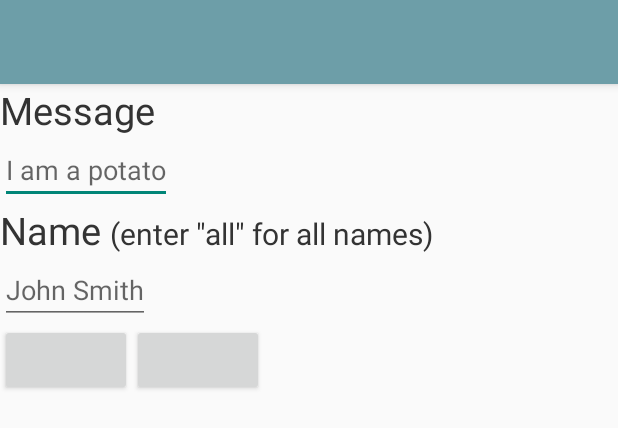
After one commit to lawrenceztang/Popula, an Android app: the layout texts_from.xml on its own in the app's theme, with its tools: preview values and no code run, on a phone screen of 412 x 824 dp. The commit adds this screen. Shown: the top 428 px of the screen. Run offline under Robolectric (Android 15) with nearby library versions, the phone set to English and light mode, and no system bars.

Commit message:
improved interface, custom messages

```diff
--- a/app/build.gradle
+++ b/app/build.gradle
@@ -1,12 +1,12 @@
 apply plugin: 'com.android.application'
 
 android {
-    compileSdkVersion 25
+    compileSdkVersion 26
     buildToolsVersion "26.0.1"
     defaultConfig {
         applicationId "com.example.lawrence.popula"
         minSdkVersion 21
-        targetSdkVersion 25
+        targetSdkVersion 26
         versionCode 1
         versionName "1.0"
         testInstrumentationRunner "android.support.test.runner.AndroidJUnitRunner"
--- /dev/null
+++ b/app/src/main/res/layout/texts_from.xml
@@ -0,0 +1,52 @@
+<?xml version="1.0" encoding="utf-8"?>
+
+<LinearLayout xmlns:android="http://schemas.android.com/apk/res/android"
+    android:orientation="vertical" android:layout_width="match_parent"
+    android:layout_height="match_parent"
+    android:id="@+id/messagesList">
+
+<TextView
+    android:layout_width="wrap_content"
+    android:layout_height="wrap_content"
+    android:text="Message"
+    android:textSize="25dp"/>
+
+    <EditText
+        android:layout_width="wrap_content"
+        android:layout_height="wrap_content"
+        android:hint="I am a potato"/>
+
+    <LinearLayout
+        android:layout_width="wrap_content"
+        android:layout_height="wrap_content"
+        android:orientation="horizontal">
+
+    <TextView
+        android:layout_width="wrap_content"
+        android:layout_height="wrap_content"
+        android:text="Name "
+        android:textSize="25dp" />
+
+        <TextView
+            android:layout_width="wrap_content"
+            android:layout_height="wrap_content"
+            android:text="(enter &quot;all&quot; for all names)"
+            android:textSize="20dp"/>
+    </LinearLayout>
+
+    <EditText
+        android:layout_width="wrap_content"
+        android:layout_height="wrap_content"
+       android:hint="John Smith" />
+
+    <LinearLayout
+        android:layout_width="wrap_content"
+        android:layout_height="wrap_content">
+    <Button
+        android:layout_width="wrap_content"
+        android:layout_height="wrap_content" />
+    <Button
+        android:layout_width="wrap_content"
+        android:layout_height="wrap_content" />
+    </LinearLayout>
+</LinearLayout>
--- /dev/null
+++ b/app/src/main/res/layout/texts_from_input.xml
@@ -0,0 +1,6 @@
+<?xml version="1.0" encoding="utf-8"?>
+<LinearLayout xmlns:android="http://schemas.android.com/apk/res/android"
+    android:orientation="vertical" android:layout_width="match_parent"
+    android:layout_height="match_parent">
+
+</LinearLayout>
--- a/app/src/main/res/values/colors.xml
+++ b/app/src/main/res/values/colors.xml
@@ -1,6 +1,10 @@
 <?xml version="1.0" encoding="utf-8"?>
 <resources>
-    <color name="colorPrimary">#3F51B5</color>
-    <color name="colorPrimaryDark">#303F9F</color>
+
+    <color name="lightGrey">#cccccc</color>
     <color name="colorAccent">#FF4081</color>
+    <color name="darkText">#333333</color>
+    <color name="lightBlue">#6d9ea8</color>
+    <color name="deepGreenBlue">#005b82</color>
+    <color name="white">#ffffff</color>
 </resources>
--- a/app/src/main/res/values/styles.xml
+++ b/app/src/main/res/values/styles.xml
@@ -1,13 +1,10 @@
 <resources>
 
-    <!-- Base application theme. -->
-    <style name="AppTheme" parent="Theme.AppCompat.Light.NoActionBar">
-        <!-- Customize your theme here. -->
-        <item name="colorPrimary">@color/colorPrimary</item>
-        <item name="colorPrimaryDark">@color/colorPrimaryDark</item>
-        <item name="colorAccent">@color/colorAccent</item>
-        <item name="android:windowActionBar">false</item>
-        <item name="android:windowNoTitle">true</item>
+    <style name="AppTheme" parent="android:style/Theme.Material.Light">
+        <item name="android:textColor">@color/darkText</item>
+        <item name="android:colorPrimary">@color/lightBlue</item>
+        <item name="android:colorPrimaryDark">@color/deepGreenBlue</item>
+        <item name="android:textColorPrimary">@color/white</item>
     </style>
 
 </resources>
```
Also changed, not shown: app/src/main/AndroidManifest.xml (+16 -5 lines), app/src/main/java/com/example/lawrence/popula/CustomMessageActivity.java (added, +49 -0 lines), app/src/main/java/com/example/lawrence/popula/EnterMessage.java (added, +12 -0 lines), app/src/main/java/com/example/lawrence/popula/MainActivity.java (+112 -73 lines), app/src/main/res/layout/activity_main.xml (+129 -73 lines), app/src/main/res/menu/add_message.xml (added, +10 -0 lines), app/src/main/res/drawable/arrow.png (added), app/src/main/res/drawable/play.png.
